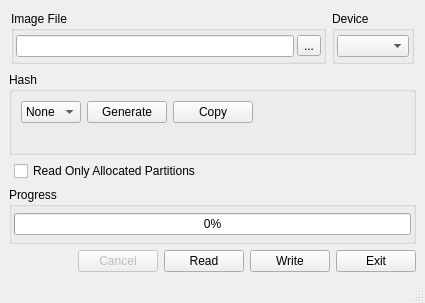
Old version of the form src/mainwindow.ui in the repository anpho/win32diskimager-qt5.
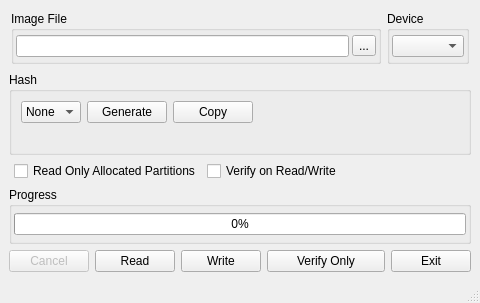
New version of the form. Icons and pictures are not drawn. Custom widgets are drawn as their Qt base class.

Commit message: Added preliminary Verify code.  Still more to do.

The edit to the form file:
```diff
--- a/src/mainwindow.ui
+++ b/src/mainwindow.ui
@@ -6,7 +6,7 @@
    <rect>
     <x>0</x>
     <y>0</y>
-    <width>425</width>
+    <width>480</width>
     <height>303</height>
    </rect>
   </property>
@@ -248,7 +248,20 @@
        </widget>
       </item>
       <item>
-       <spacer name="horizontalSpacer_3">
+       <widget class="QCheckBox" name="VerifyCheckBox">
+        <property name="toolTip">
+         <string>Verify during Read/Write</string>
+        </property>
+        <property name="text">
+         <string>Verify on Read/Write</string>
+        </property>
+        <property name="tristate">
+         <bool>false</bool>
+        </property>
+       </widget>
+      </item>
+      <item>
+       <spacer name="horizontalSpacer_4">
         <property name="orientation">
          <enum>Qt::Horizontal</enum>
         </property>
@@ -301,19 +314,6 @@
     </item>
     <item>
      <layout class="QHBoxLayout">
-      <item>
-       <spacer name="horizontalSpacer_2">
-        <property name="orientation">
-         <enum>Qt::Horizontal</enum>
-        </property>
-        <property name="sizeHint" stdset="0">
-         <size>
-          <width>40</width>
-          <height>20</height>
-         </size>
-        </property>
-       </spacer>
-      </item>
       <item>
        <widget class="QPushButton" name="bCancel">
         <property name="enabled">
@@ -368,6 +368,16 @@
         </property>
        </widget>
       </item>
+      <item>
+       <widget class="QPushButton" name="bVerify">
+        <property name="toolTip">
+         <string>Verify the image file with the selected drive</string>
+        </property>
+        <property name="text">
+         <string>Verify Only</string>
+        </property>
+       </widget>
+      </item>
       <item>
        <widget class="QPushButton" name="bExit">
         <property name="sizePolicy">
```
Left out of the diff: 4 changed lines with no effect on the pictures. The commit also changes 2 other files.
